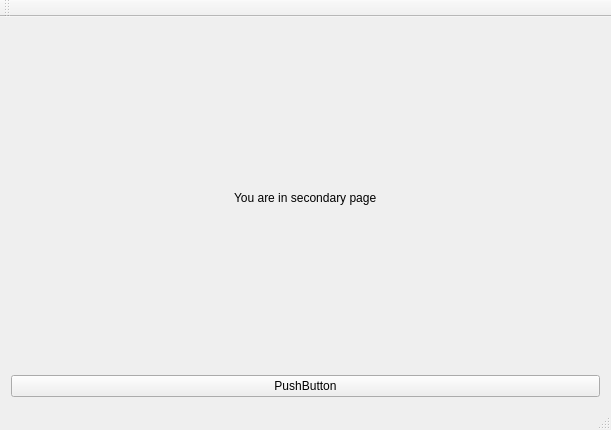
This is secondarywindow.ui in Kpro11/Aqeous as Qt 5 draws it before an edit. The edited form follows.
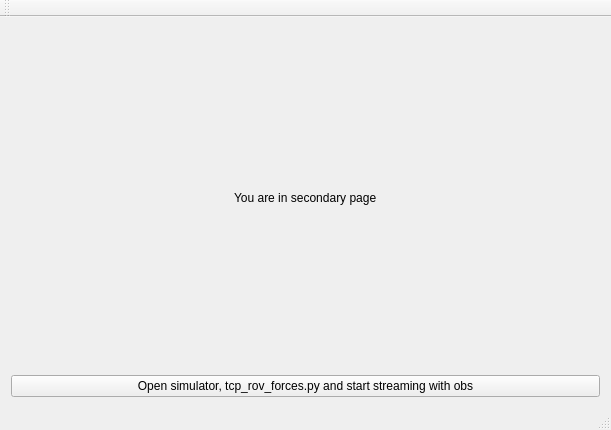
This is the edited form.

Commit message: Update button to start simulator, tcp_rov_forces.py and start streaming using obs

Diff of the .ui file:
```diff
--- a/secondarywindow.ui
+++ b/secondarywindow.ui
@@ -45,7 +45,7 @@
       <item row="1" column="0">
        <widget class="QPushButton" name="openSim">
         <property name="text">
-         <string>PushButton</string>
+         <string>Open simulator, tcp_rov_forces.py and start streaming with obs</string>
         </property>
        </widget>
       </item>
```
The commit also changes 1 other file.
